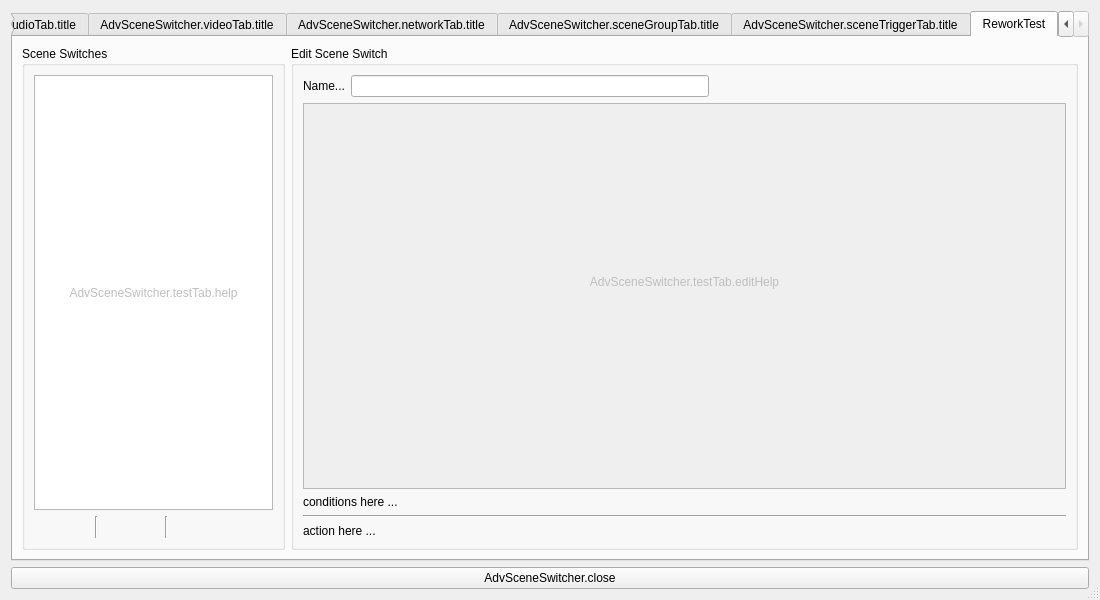
WarmUpTill/SceneSwitcher, file forms/advanced-scene-switcher.ui: the form before one commit.
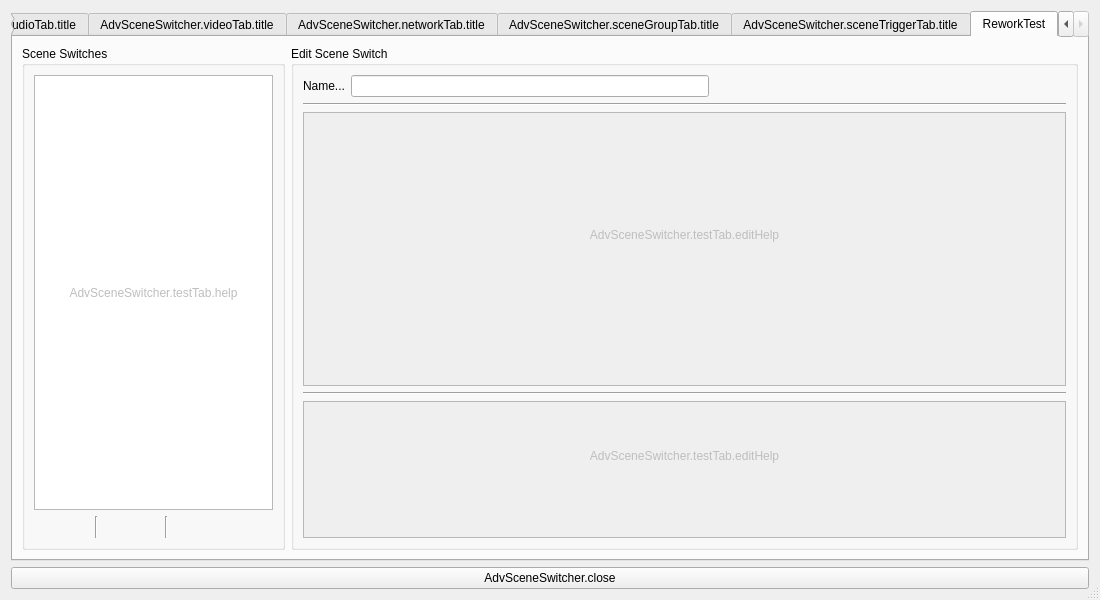
The form after the commit. The open tabs and pages were chosen to show the change. Icons and pictures are not drawn.

Commit message: Implement action edit

Diff of the .ui file:
```diff
--- a/forms/advanced-scene-switcher.ui
+++ b/forms/advanced-scene-switcher.ui
@@ -4204,7 +4204,7 @@
          <property name="title">
           <string>Edit Scene Switch</string>
          </property>
-         <layout class="QVBoxLayout" name="verticalLayout_31">
+         <layout class="QVBoxLayout" name="verticalLayout_34" stretch="1,1,20,1,10">
           <item>
            <layout class="QHBoxLayout" name="horizontalLayout_18" stretch="0,0,0">
             <item>
@@ -4232,6 +4232,13 @@
             </item>
            </layout>
           </item>
+          <item>
+           <widget class="Line" name="line_3">
+            <property name="orientation">
+             <enum>Qt::Horizontal</enum>
+            </property>
+           </widget>
+          </item>
           <item>
            <widget class="QScrollArea" name="scrollArea">
             <property name="widgetResizable">
@@ -4243,7 +4250,7 @@
                <x>0</x>
                <y>0</y>
                <width>767</width>
-               <height>399</height>
+               <height>281</height>
               </rect>
              </property>
              <layout class="QVBoxLayout" name="verticalLayout_30" stretch="10,1">
@@ -4323,13 +4330,6 @@
             </widget>
            </widget>
           </item>
-          <item>
-           <widget class="QLabel" name="label_11">
-            <property name="text">
-             <string>conditions here ...</string>
-            </property>
-           </widget>
-          </item>
           <item>
            <widget class="Line" name="line_8">
             <property name="orientation">
@@ -4338,10 +4338,94 @@
            </widget>
           </item>
           <item>
-           <widget class="QLabel" name="label_12">
-            <property name="text">
-             <string>action here ...</string>
+           <widget class="QScrollArea" name="scrollArea_2">
+            <property name="widgetResizable">
+             <bool>true</bool>
             </property>
+            <widget class="QWidget" name="scrollAreaWidgetContents_3">
+             <property name="geometry">
+              <rect>
+               <x>0</x>
+               <y>0</y>
+               <width>767</width>
+               <height>139</height>
+              </rect>
+             </property>
+             <layout class="QVBoxLayout" name="verticalLayout_33" stretch="10,1">
+              <item>
+               <layout class="QGridLayout" name="gridLayout_25">
+                <item row="0" column="0">
+                 <widget class="QLabel" name="switchEntryEditActionHelp">
+                  <property name="enabled">
+                   <bool>false</bool>
+                  </property>
+                  <property name="text">
+                   <string>AdvSceneSwitcher.testTab.editHelp</string>
+                  </property>
+                  <property name="alignment">
+                   <set>Qt::AlignCenter</set>
+                  </property>
+                  <property name="wordWrap">
+                   <bool>true</bool>
+                  </property>
+                 </widget>
+                </item>
+                <item row="0" column="0">
+                 <layout class="QVBoxLayout" name="reworkEditActionLayout"/>
+                </item>
+               </layout>
+              </item>
+              <item>
+               <layout class="QHBoxLayout" name="horizontalLayout_21">
+                <item>
+                 <widget class="QPushButton" name="actionAdd">
+                  <property name="maximumSize">
+                   <size>
+                    <width>22</width>
+                    <height>22</height>
+                   </size>
+                  </property>
+                  <property name="flat">
+                   <bool>true</bool>
+                  </property>
+                  <property name="themeID" stdset="0">
+                   <string notr="true">addIconSmall</string>
+                  </property>
+                 </widget>
+                </item>
+                <item>
+                 <widget class="QPushButton" name="actionRemove">
+                  <property name="maximumSize">
+                   <size>
+                    <width>22</width>
+                    <height>22</height>
+                   </size>
+                  </property>
+                  <property name="flat">
+                   <bool>true</bool>
+                  </property>
+                  <property name="themeID" stdset="0">
+                   <string notr="true">removeIconSmall</string>
+                  </property>
+                 </widget>
+                </item>
+                <item>
+                 <spacer name="horizontalSpacer_14">
+                  <property name="orientation">
+                   <enum>Qt::Horizontal</enum>
+                  </property>
+                  <property name="sizeHint" stdset="0">
+                   <size>
+                    <width>40</width>
+                    <height>20</height>
+                   </size>
+                  </property>
+                 </spacer>
+                </item>
+               </layout>
+              </item>
+             </layout>
+            </widget>
            </widget>
           </item>
          </layout>
```
Left out of the diff: 6 changed lines with no effect on the pictures. The commit also changes 6 other files.
